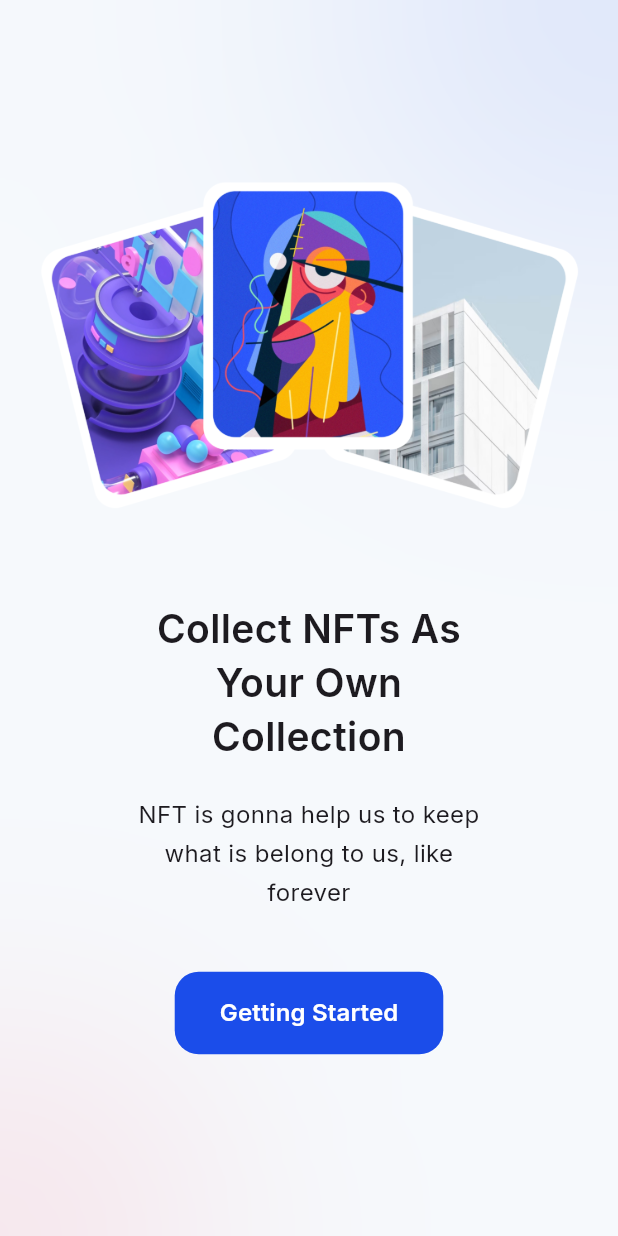
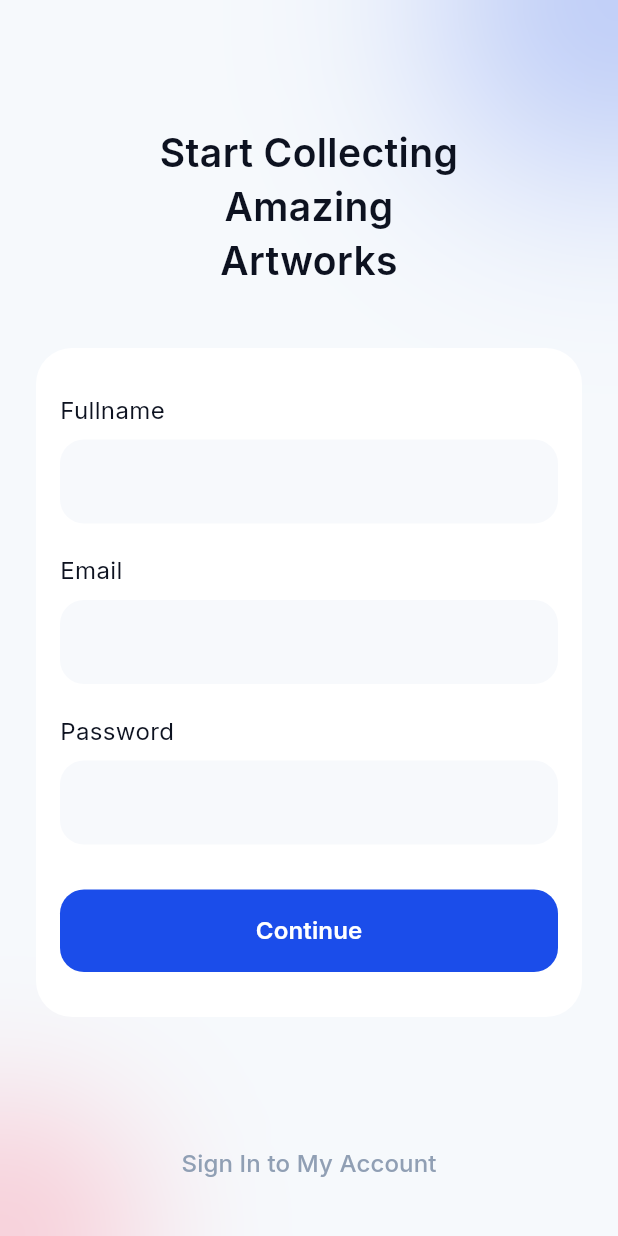
Before and after one commit to herbayulet/nft-slicing, a Flutter app: the screen it shows after launch, after a tap on "Getting Started", on a phone screen of 412 x 824 dp. Run offline on Flutter 3.47's test engine with Material 3 defaults, Android fonts, the phone set to English and light mode, and no system bars; our stand-ins replace gap, google_fonts.

Commit message:
slicing sign up page

```diff
--- a/lib/constants/color_constants.dart
+++ b/lib/constants/color_constants.dart
@@ -2,4 +2,6 @@ import 'package:flutter/material.dart';
 
 class ColorContants {
   static Color primary = Color(0xFF1B4DEA);
+  static Color warnaLabel = Color(0xFF0D1220);
+  static Color warnaInput = Color(0xFFF7F9FC);
 }
--- a/lib/presentation/pages/get_started_page.dart
+++ b/lib/presentation/pages/get_started_page.dart
@@ -1,6 +1,8 @@
 import 'package:flutter/material.dart';
 import 'package:gap/gap.dart';
 import 'package:google_fonts/google_fonts.dart';
+import 'package:nft_market/constants/color_constants.dart';
+import 'package:nft_market/presentation/pages/sign_up_page.dart';
 import 'package:nft_market/presentation/widgets/button_widget.dart';
 import 'package:nft_market/presentation/widgets/page_widget.dart';
 
@@ -29,7 +31,13 @@ class GetStartedPage extends StatelessWidget {
             const Gap(40),
             ButtonWidget(
               namaButton: "Getting Started",
-              onPressed: () {},
+              onPressed: () {
+                Navigator.of(context).pushReplacement(
+                  MaterialPageRoute(
+                    builder: (context) => const SignUpPage(),
+                  ),
+                );
+              },
             ),
           ],
         ),
@@ -43,7 +51,10 @@ class GetStartedPage extends StatelessWidget {
       child: Text(
         "NFT is gonna help us to keep what is belong to us, like forever",
         textAlign: TextAlign.center,
-        style: GoogleFonts.inter(fontSize: 16, height: 26 / 16),
+        style: GoogleFonts.inter(
+          fontSize: 16,
+          height: 26 / 16,
+        ),
       ),
     );
   }
@@ -55,7 +66,11 @@ class GetStartedPage extends StatelessWidget {
         "Collect NFTs As Your Own Collection",
         textAlign: TextAlign.center,
         style: GoogleFonts.inter(
-            fontSize: 26, fontWeight: FontWeight.w600, height: 36 / 26),
+          fontSize: 26,
+          fontWeight: FontWeight.w600,
+          height: 36 / 26,
+          color: ColorContants.warnaLabel,
+        ),
       ),
     );
   }
--- /dev/null
+++ b/lib/presentation/pages/sign_up_page.dart
@@ -0,0 +1,118 @@
+import 'package:flutter/material.dart';
+import 'package:gap/gap.dart';
+import 'package:google_fonts/google_fonts.dart';
+import 'package:nft_market/constants/color_constants.dart';
+import 'package:nft_market/presentation/widgets/button_widget.dart';
+import 'package:nft_market/presentation/widgets/input_widget.dart';
+import 'package:nft_market/presentation/widgets/page_widget.dart';
+
+class SignUpPage extends StatelessWidget {
+  const SignUpPage({super.key});
+
+  @override
+  Widget build(BuildContext context) {
+    final formKey = GlobalKey<FormState>();
+    final fullnameController = TextEditingController();
+    final emailController = TextEditingController();
+    final passwordController = TextEditingController();
+    return PageWidget(
+      child: Padding(
+        padding: const EdgeInsets.all(24),
+        child: Column(
+          mainAxisAlignment: MainAxisAlignment.spaceBetween,
+          children: [
+            _body(formKey, fullnameController, emailController,
+                passwordController),
+            TextButton(
+              onPressed: () {},
+              child: Text(
+                'Sign In to My Account',
+                style: GoogleFonts.inter(
+                  fontSize: 16,
+                  fontWeight: FontWeight.w500,
+                  color: const Color(0xFF909FB4),
+                ),
+              ),
+            ),
+          ],
+        ),
+      ),
+    );
+  }
+
+  SingleChildScrollView _body(
+      GlobalKey<FormState> formKey,
+      TextEditingController fullnameController,
+      TextEditingController emailController,
+      TextEditingController passwordController) {
+    return SingleChildScrollView(
+      child: Column(
+        children: [
+          Form(
+            key: formKey,
+            child: Column(
+              children: [
+                // Title
+                const Gap(60),
+                theTitle(),
+                const Gap(40),
+                // Form
+                Container(
+                  padding:
+                      const EdgeInsets.symmetric(horizontal: 16, vertical: 30),
+                  decoration: BoxDecoration(
+                    color: Colors.white,
+                    borderRadius: BorderRadius.circular(24),
+                  ),
+                  child: Column(
+                    children: [
+                      InputWidget(
+                        label: "Fullname",
+                        controller: fullnameController,
+                      ),
+                      InputWidget(
+                        label: "Email",
+                        controller: emailController,
+                      ),
+                      InputWidget(
+                        label: "Password",
+                        controller: passwordController,
+                        isPassword: true,
+                      ),
+                      const Gap(10),
+                      ButtonWidget(
+                        namaButton: "Continue",
+                        isFullWidth: true,
+                        onPressed: () {
+                          if (formKey.currentState?.validate() ?? false) {
+                            // Proceed with the sign-up logic
+                          }
+                        },
+                      )
+                    ],
+                  ),
+                )
+              ],
+            ),
+          ),
+        ],
+      ),
+    );
+  }
+
+  Padding theTitle() {
+    return Padding(
+      padding: const EdgeInsets.symmetric(horizontal: 70),
+      child: Text(
+        "Start Collecting Amazing Artworks",
+        textAlign: TextAlign.center,
+        style: GoogleFonts.inter(
+          fontSize: 26,
+          fontWeight: FontWeight.w600,
+          height: 36 / 26,
+          color: ColorContants.warnaLabel,
+        ),
+      ),
+    );
+  }
+}
--- a/lib/presentation/widgets/button_widget.dart
+++ b/lib/presentation/widgets/button_widget.dart
@@ -5,14 +5,19 @@ import 'package:nft_market/constants/color_constants.dart';
 class ButtonWidget extends StatelessWidget {
   final String namaButton;
   final VoidCallback onPressed;
+  final bool isFullWidth;
   const ButtonWidget(
-      {super.key, required this.namaButton, required this.onPressed});
+      {super.key,
+      required this.namaButton,
+      required this.onPressed,
+      this.isFullWidth = false});
 
   @override
   Widget build(BuildContext context) {
     return TextButton(
       onPressed: onPressed,
       style: TextButton.styleFrom(
+        minimumSize: isFullWidth ? const Size.fromHeight(51) : null,
         backgroundColor: ColorContants.primary,
         foregroundColor: Colors.white,
         padding: const EdgeInsets.symmetric(
--- /dev/null
+++ b/lib/presentation/widgets/input_widget.dart
@@ -0,0 +1,67 @@
+import 'package:flutter/material.dart';
+import 'package:gap/gap.dart';
+import 'package:google_fonts/google_fonts.dart';
+import 'package:nft_market/constants/color_constants.dart';
+
+class InputWidget extends StatelessWidget {
+  final String label;
+  final bool isPassword;
+  final TextEditingController controller;
+  const InputWidget(
+      {super.key,
+      required this.label,
+      this.isPassword = false,
+      required this.controller});
+
+  @override
+  Widget build(BuildContext context) {
+    return Column(
+      crossAxisAlignment: CrossAxisAlignment.start,
+      children: [
+        Text(
+          label,
+          style: GoogleFonts.inter(
+            fontSize: 16,
+            color: ColorContants.warnaLabel,
+          ),
+        ),
+        const Gap(8),
+        TextFormField(
+          style: GoogleFonts.inter(
+            fontSize: 16,
+            fontWeight: FontWeight.w500,
+            color: ColorContants.warnaLabel,
+          ),
+          obscureText: isPassword,
+          obscuringCharacter: "*",
+          decoration: InputDecoration(
+            fillColor: ColorContants.warnaInput,
+            filled: true,
+            enabledBorder: OutlineInputBorder(
+              borderRadius: BorderRadius.circular(16),
+              borderSide: const BorderSide(
+                color: Colors.transparent,
+              ),
+            ),
+            focusedBorder: OutlineInputBorder(
+              borderRadius: BorderRadius.circular(16),
+              borderSide: BorderSide(color: ColorContants.primary),
+            ),
+          ),
+          cursorColor: ColorContants.warnaLabel,
+          validator: (value) {
+            if (value == null || value.isEmpty) {
+              return 'Mohon masukan $label';
+            }
+            if (label == "Email" &&
+                !RegExp(r'^[^@]+@[^@]+\.[^@]+').hasMatch(value)) {
+              return "Mohon masukan alamat email yang benar";
+            }
+            return null;
+          },
+        ),
+        const Gap(20),
+      ],
+    );
+  }
+}
--- a/lib/presentation/widgets/page_widget.dart
+++ b/lib/presentation/widgets/page_widget.dart
@@ -40,8 +40,8 @@ class PageWidget extends StatelessWidget {
       ),
       child: BackdropFilter(
         filter: ImageFilter.blur(
-          sigmaX: 100,
-          sigmaY: 100,
+          sigmaX: 50,
+          sigmaY: 50,
         ),
         child: Container(),
       ),
```
